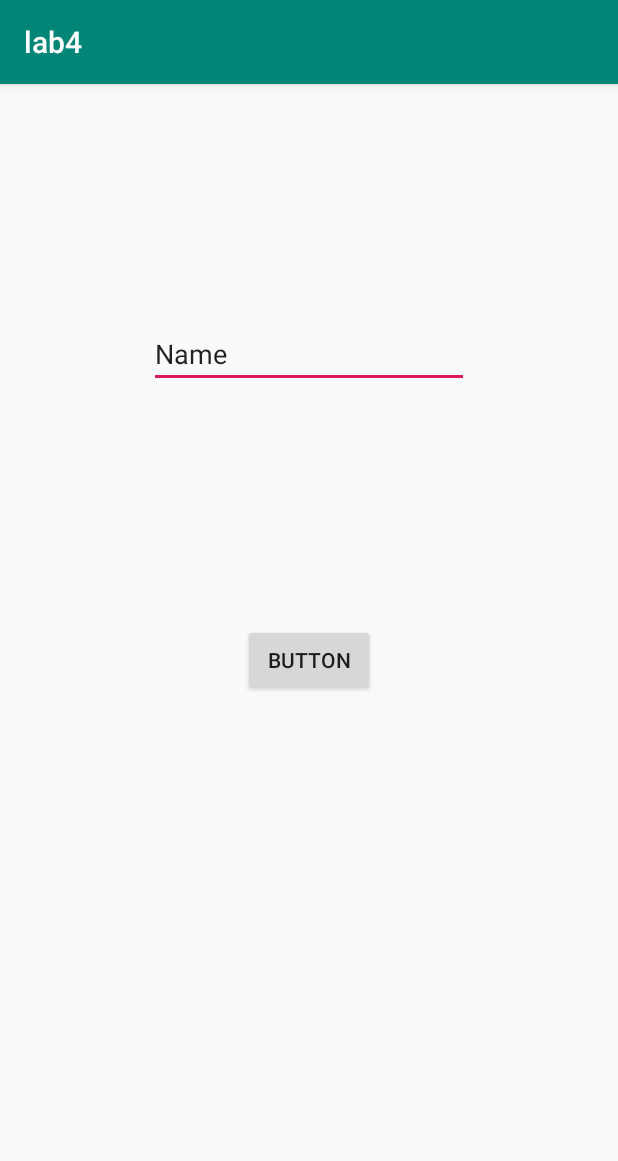
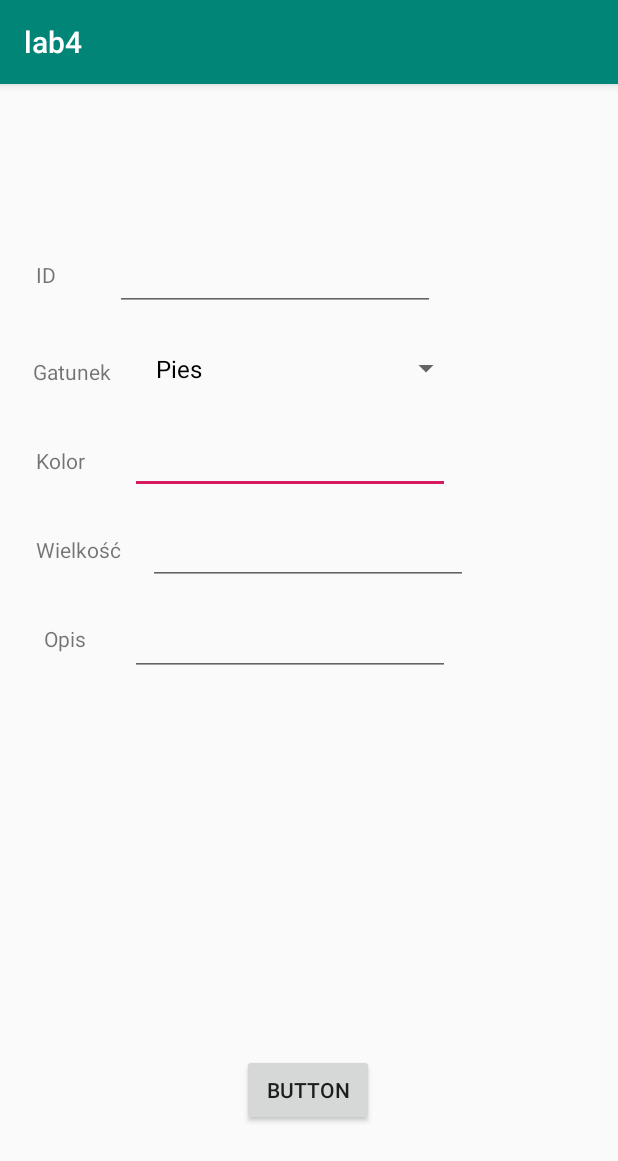
Before and after one commit to pwycz97/lab4, an Android app: the DodajWpis screen opened directly, with no data from a screen before it, on a phone screen of 412 x 824 dp. Shown: the top 1161 px of the screen. Run offline under Robolectric (Android 15) with nearby library versions, the phone set to English and light mode, and no system bars.

Commit message:
Baza danych dodawanie

```diff
--- a/app/src/main/java/com/example/lab4/DodajWpis.java
+++ b/app/src/main/java/com/example/lab4/DodajWpis.java
@@ -5,7 +5,9 @@ import androidx.appcompat.app.AppCompatActivity;
 import android.content.Intent;
 import android.os.Bundle;
 import android.view.View;
+import android.widget.ArrayAdapter;
 import android.widget.EditText;
+import android.widget.Spinner;
 
 public class DodajWpis extends AppCompatActivity {
 
@@ -13,15 +15,32 @@ public class DodajWpis extends AppCompatActivity {
     protected void onCreate(Bundle savedInstanceState) {
         super.onCreate(savedInstanceState);
         setContentView(R.layout.activity_dodaj_wpis);
+
+        ArrayAdapter gatunki = new ArrayAdapter(
+                this,
+                android.R.layout.simple_spinner_dropdown_item,
+                new String[] {"Pies", "Kot", "Rybki"});
+        Spinner gatunek = (Spinner) findViewById
+                (R.id.gatunek);
+        gatunek.setAdapter(gatunki);
     }
 
     public void wyslij (View view)
     {
-        EditText kontrolka = (EditText) findViewById(R.id.editText);
-        String pole = kontrolka.getText().toString();
+        EditText kolor = (EditText) findViewById(R.id.kolor);
+        EditText wielkosc = (EditText) findViewById (R.id.wielkosc);
+        EditText opis = (EditText) findViewById(R.id.opis);
+        Spinner gatunek = (Spinner) findViewById(R.id.gatunek);
+        Animal zwierze = new Animal(
+                gatunek.getSelectedItem().toString(),
+                kolor.getText().toString(),
+                Float.valueOf(wielkosc.getText().toString()),
+                opis.getText().toString()
+        );
         Intent intent = new Intent();
-        intent.putExtra("wpis",pole);
+        intent.putExtra("nowy", zwierze);
         setResult(RESULT_OK, intent);
         finish();
     }
+
 }
--- a/app/src/main/java/com/example/lab4/MainActivity.java
+++ b/app/src/main/java/com/example/lab4/MainActivity.java
@@ -53,9 +53,12 @@ public class MainActivity extends AppCompatActivity {
         if(requestCode==1 && resultCode==RESULT_OK)
         {
             Bundle extras = data.getExtras();
-            String nowy = (String) extras.get("wpis");
-            target.add(nowy);
+            Animal nowy = (Animal) extras.getSerializable("nowy");
+            this.db.dodaj(nowy);
             adapter.notifyDataSetChanged();
+            adapter.changeCursor(db.lista());
+            adapter.notifyDataSetChanged();
+
         }
     }
 }
--- a/app/src/main/res/layout/activity_dodaj_wpis.xml
+++ b/app/src/main/res/layout/activity_dodaj_wpis.xml
@@ -6,26 +6,131 @@
     android:layout_height="match_parent"
     tools:context=".DodajWpis">
 
-    <EditText
-        android:id="@+id/editText"
+    <TextView
+        android:id="@+id/textView3"
         android:layout_width="wrap_content"
         android:layout_height="wrap_content"
+        android:layout_marginStart="24dp"
+        android:layout_marginTop="40dp"
+        android:text="Kolor"
+        app:layout_constraintStart_toStartOf="parent"
+        app:layout_constraintTop_toBottomOf="@+id/textView2" />
+
+    <EditText
+        android:id="@+id/kolor"
+        android:layout_width="wrap_content"
+        android:layout_height="wrap_content"
+        android:layout_marginStart="15dp"
+        android:layout_marginTop="15dp"
+        android:layout_marginEnd="98dp"
         android:ems="10"
         android:inputType="textPersonName"
-        android:text="Name"
-        app:layout_constraintBottom_toTopOf="@+id/button"
         app:layout_constraintEnd_toEndOf="parent"
-        app:layout_constraintStart_toStartOf="parent"
-        app:layout_constraintTop_toTopOf="parent" />
+        app:layout_constraintStart_toEndOf="@+id/textView3"
+        app:layout_constraintTop_toBottomOf="@+id/gatunek" />
 
     <Button
         android:id="@+id/button"
         android:layout_width="wrap_content"
         android:layout_height="wrap_content"
+        android:onClick="wyslij"
         android:text="Button"
-        android:onClick="wyslij"
         app:layout_constraintBottom_toBottomOf="parent"
         app:layout_constraintEnd_toEndOf="parent"
+        app:layout_constraintHorizontal_bias="0.498"
+        app:layout_constraintStart_toStartOf="parent"
+        app:layout_constraintTop_toTopOf="parent"
+        app:layout_constraintVertical_bias="0.898" />
+
+    <TextView
+        android:id="@+id/textView"
+        android:layout_width="wrap_content"
+        android:layout_height="wrap_content"
+        android:layout_marginStart="24dp"
+        android:layout_marginTop="117dp"
+        android:text="ID"
         app:layout_constraintStart_toStartOf="parent"
         app:layout_constraintTop_toTopOf="parent" />
+
+    <TextView
+        android:id="@+id/textView2"
+        android:layout_width="wrap_content"
+        android:layout_height="wrap_content"
+        android:layout_marginStart="22dp"
+        android:layout_marginTop="45dp"
+        android:text="Gatunek"
+        app:layout_constraintStart_toStartOf="parent"
+        app:layout_constraintTop_toBottomOf="@+id/textView" />
+
+    <TextView
+        android:id="@+id/textView4"
+        android:layout_width="wrap_content"
+        android:layout_height="wrap_content"
+        android:layout_marginStart="24dp"
+        android:layout_marginTop="40dp"
+        android:text="Wielkość"
+        app:layout_constraintStart_toStartOf="parent"
+        app:layout_constraintTop_toBottomOf="@+id/textView3" />
+
+    <TextView
+        android:id="@+id/textView5"
+        android:layout_width="wrap_content"
+        android:layout_height="wrap_content"
+        android:layout_marginStart="29dp"
+        android:layout_marginTop="40dp"
+        android:text="Opis"
+        app:layout_constraintStart_toStartOf="parent"
+        app:layout_constraintTop_toBottomOf="@+id/textView4" />
+
+    <EditText
+        android:id="@+id/opis"
+        android:layout_width="wrap_content"
+        android:layout_height="wrap_content"
+        android:layout_marginStart="15dp"
+        android:layout_marginTop="15dp"
+        android:layout_marginEnd="98dp"
+        android:ems="10"
+        android:gravity="start|top"
+        android:inputType="textMultiLine"
+        app:layout_constraintEnd_toEndOf="parent"
+        app:layout_constraintStart_toEndOf="@+id/textView5"
+        app:layout_constraintTop_toBottomOf="@+id/wielkosc" />
+
+    <EditText
+        android:id="@+id/wielkosc"
+        android:layout_width="wrap_content"
+        android:layout_height="wrap_content"
+        android:layout_marginStart="15dp"
+        android:layout_marginTop="15dp"
+        android:layout_marginEnd="98dp"
+        android:ems="10"
+        android:inputType="number"
+        app:layout_constraintEnd_toEndOf="parent"
+        app:layout_constraintStart_toEndOf="@+id/textView4"
+        app:layout_constraintTop_toBottomOf="@+id/kolor" />
+
+    <EditText
+        android:id="@+id/id"
+        android:layout_width="wrap_content"
+        android:layout_height="wrap_content"
+        android:layout_marginStart="15dp"
+        android:layout_marginTop="106dp"
+        android:layout_marginEnd="98dp"
+        android:ems="10"
+        android:inputType="number"
+        app:layout_constraintEnd_toEndOf="parent"
+        app:layout_constraintStart_toEndOf="@+id/textView"
+        app:layout_constraintTop_toTopOf="parent" />
+
+    <Spinner
+        android:id="@+id/gatunek"
+        android:layout_width="212dp"
+        android:layout_height="46dp"
+        android:layout_marginStart="15dp"
+        android:layout_marginTop="15dp"
+        android:layout_marginEnd="98dp"
+        app:layout_constraintEnd_toEndOf="parent"
+        app:layout_constraintStart_toEndOf="@+id/textView2"
+        app:layout_constraintTop_toBottomOf="@+id/id" />
+
 </androidx.constraintlayout.widget.ConstraintLayout>
--- a/app/src/main/res/layout/activity_main.xml
+++ b/app/src/main/res/layout/activity_main.xml
@@ -8,11 +8,13 @@
 
     <ListView
         android:id="@+id/listView"
-        android:layout_width="390dp"
-        android:layout_height="720dp"
+        android:layout_width="374dp"
+        android:layout_height="617dp"
         app:layout_constraintBottom_toBottomOf="parent"
         app:layout_constraintEnd_toEndOf="parent"
+        app:layout_constraintHorizontal_bias="0.432"
         app:layout_constraintStart_toStartOf="parent"
-        app:layout_constraintTop_toTopOf="parent" />
+        app:layout_constraintTop_toTopOf="parent"
+        app:layout_constraintVertical_bias="0.859" />
 
 </androidx.constraintlayout.widget.ConstraintLayout>
```
